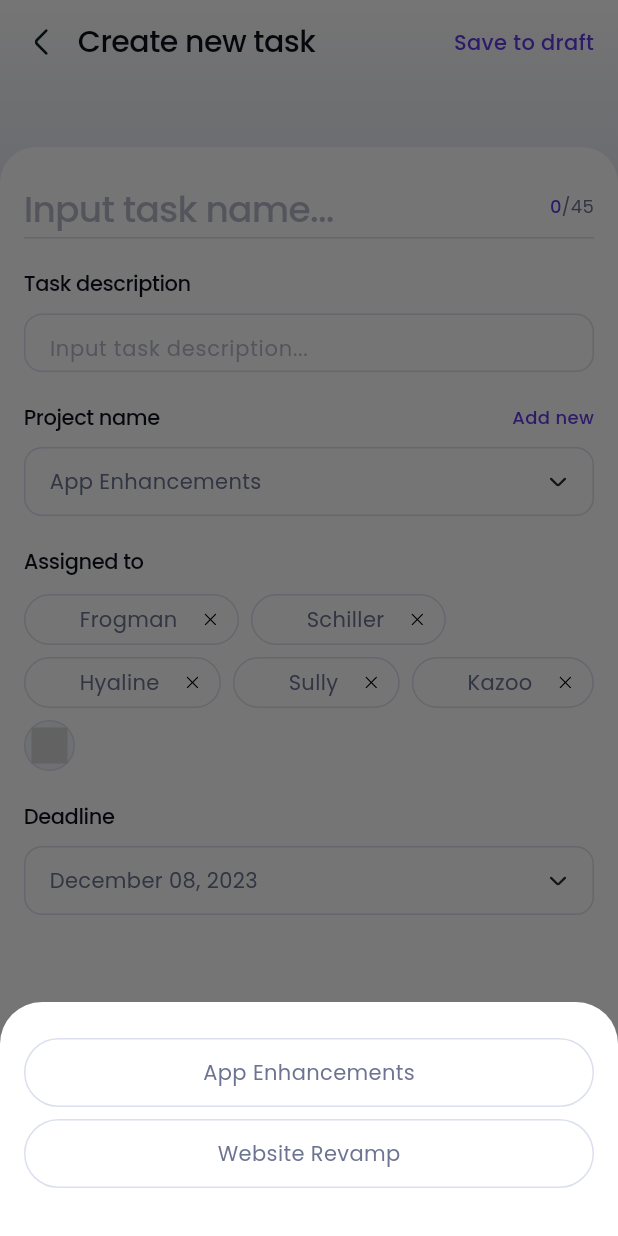
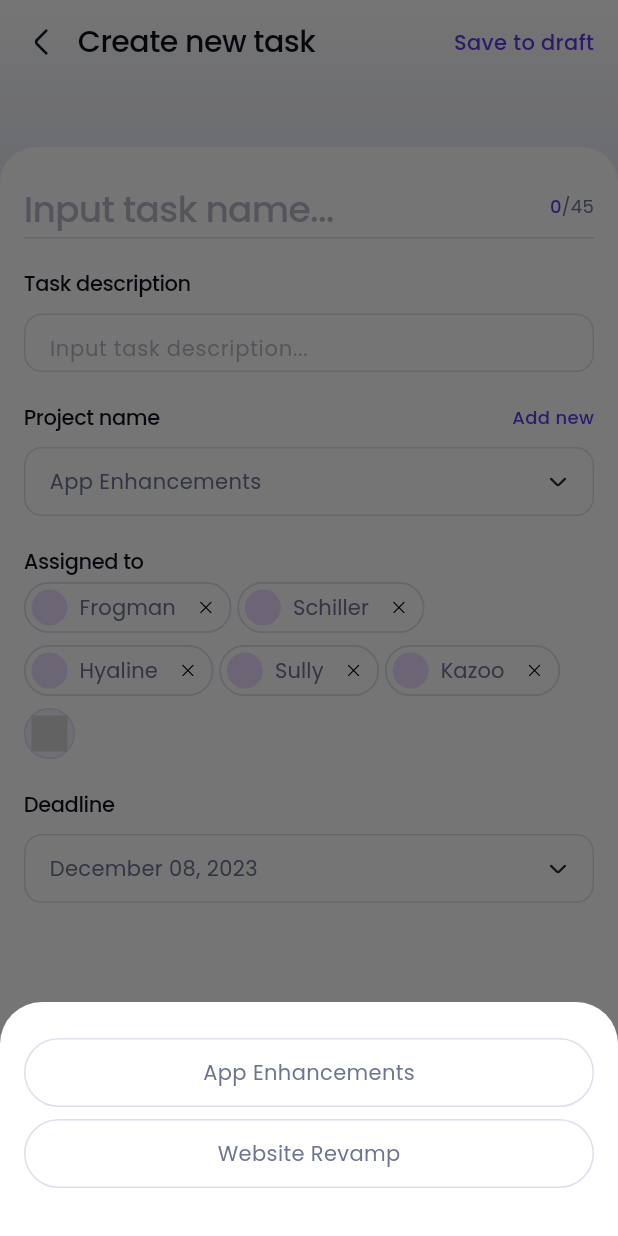
Before and after one commit to phamvanducdev/TaskManagement, a Flutter app: the CreateTaskScreen screen opened by its route, after a tap on "App Enhancements", on a phone screen of 412 x 824 dp. Run offline on Flutter 3.47's test engine with Material 2 defaults, Android fonts, the phone set to English and light mode, and no system bars; drawn by our look-alikes of keyboard_dismisser; our stand-ins replace flutter_hooks, flutter_svg, get_it, go_router, rxdart; network calls fail.

Commit message:
Refactor code

```diff
--- a/lib/domains/data_sources/project_data_source.dart
+++ b/lib/domains/data_sources/project_data_source.dart
@@ -12,12 +12,10 @@ final List<Project> mockProjects = [
 ];
 
 abstract class ProjectDataSource {
-  List<Project> projects();
+  List<Project> getProjects();
 }
 
 class ProjectDataSourceImpl extends ProjectDataSource {
   @override
-  List<Project> projects() {
-    return mockProjects;
-  }
+  List<Project> getProjects() => List.from(mockProjects);
 }
--- a/lib/domains/data_sources/user_data_source.dart
+++ b/lib/domains/data_sources/user_data_source.dart
@@ -29,12 +29,10 @@ final List<User> mockUsers = [
 ];
 
 abstract class UserDataSource {
-  List<User> users();
+  List<User> getUsers();
 }
 
 class UserDataSourceImpl extends UserDataSource {
   @override
-  List<User> users() {
-    return mockUsers;
-  }
+  List<User> getUsers() => List.from(mockUsers);
 }
--- a/lib/domains/repositories/project_repository.dart
+++ b/lib/domains/repositories/project_repository.dart
@@ -11,6 +11,6 @@ class ProjectRepositoryImpl extends ProjectRepository {
 
   @override
   Future<List<Project>> fetchProjects() async {
-    return projectDataSource.projects();
+    return projectDataSource.getProjects();
   }
 }
--- a/lib/domains/repositories/user_repository.dart
+++ b/lib/domains/repositories/user_repository.dart
@@ -11,6 +11,6 @@ class UserRepositoryImpl extends UserRepository {
 
   @override
   Future<List<User>> fetchUsers() async {
-    return userDataSource.users();
+    return userDataSource.getUsers();
   }
 }
--- a/lib/get_it/get_it_register.dart
+++ b/lib/get_it/get_it_register.dart
@@ -1,6 +1,5 @@
 import 'package:task_management/get_it/get_it_register_data_source.dart';
 import 'package:task_management/get_it/get_it_register_repository.dart';
-import 'package:task_management/get_it/get_it_register_view_model.dart';
 
 abstract class IGetItRegister {
   void register();
@@ -10,6 +9,5 @@ class GetItRegister {
   static register() {
     DataSourceRegister().register();
     RepositoryRegister().register();
-    ViewModelRegister().register();
   }
 }
--- a/lib/views/create_task/create_task_screen.dart
+++ b/lib/views/create_task/create_task_screen.dart
@@ -1,5 +1,4 @@
 import 'package:flutter/material.dart';
-import 'package:get_it/get_it.dart';
 import 'package:go_router/go_router.dart';
 import 'package:keyboard_dismisser/keyboard_dismisser.dart';
 import 'package:task_management/share/widgets/global_loading.dart';
@@ -20,7 +19,7 @@ class CreateTaskScreen extends StatefulWidget {
 }
 
 class _CreateTaskScreenState extends State<CreateTaskScreen> {
-  CreateTaskViewModel viewModel = GetIt.instance<CreateTaskViewModel>();
+  CreateTaskViewModel viewModel = CreateTaskViewModel();
 
   TextEditingController? _inputNameController;
   TextEditingController? _inputDescriptionController;
@@ -30,8 +29,8 @@ class _CreateTaskScreenState extends State<CreateTaskScreen> {
     super.initState();
     _inputNameController = TextEditingController();
     _inputDescriptionController = TextEditingController();
+
     viewModel.initialized();
-
     viewModel.streamCreateTaskState.listen((event) {
       switch (event) {
         case CreateTaskState.creating:
--- a/lib/views/create_task/create_task_view_model.dart
+++ b/lib/views/create_task/create_task_view_model.dart
@@ -41,6 +41,7 @@ class CreateTaskViewModel {
   final BehaviorSubject<DateTime> _streamDeadline =
       BehaviorSubject.seeded(DateTime.now());
   Stream<DateTime> get streamDeadline => _streamDeadline.stream;
+  DateTime get deadline => _streamDeadline.value;
 
   final BehaviorSubject<bool> _streamValidation = BehaviorSubject();
   Stream<bool> get streamValidation => _streamValidation.stream;
@@ -91,7 +92,9 @@ class CreateTaskViewModel {
 
   onValidate() {
     _streamValidation.add(
-      _streamTaskName.value.isNotEmpty &&
+      _streamTaskName.hasValue &&
+          _streamTaskName.value.isNotEmpty &&
+          _streamTaskDescription.hasValue &&
           _streamTaskDescription.value.isNotEmpty &&
           _streamProject.value != null &&
           _streamUsersAssign.value.isNotEmpty,
--- a/lib/views/create_task/widgets/input_assigned_to.dart
+++ b/lib/views/create_task/widgets/input_assigned_to.dart
@@ -3,7 +3,6 @@ import 'package:flutter_svg/flutter_svg.dart';
 import 'package:task_management/domains/models/user.dart';
 import 'package:task_management/theme/app_theme.dart';
 import 'package:task_management/views/create_task/create_task_view_model.dart';
-import 'package:task_management/views/create_task/widgets/input_assigned_to_item.dart';
 
 class InputAssignedToWidget extends StatelessWidget {
   final CreateTaskViewModel viewModel;
@@ -28,27 +27,45 @@ class InputAssignedToWidget extends StatelessWidget {
               letterSpacing: -0.28,
             ),
           ),
-          const SizedBox(height: 12),
+          const SizedBox(height: 4),
           StreamBuilder<List<User>>(
             stream: viewModel.streamUsersAssign,
             builder: (context, snapshot) {
               List<User> users = snapshot.data ?? [];
               return Wrap(
-                spacing: 8,
+                spacing: 4,
                 runSpacing: 8,
                 children: [
                   ...users
                       .map(
-                        (user) => InputAssignedToItemWidget(
-                          user: user,
-                          onRemove: () {
+                        (user) => Chip(
+                          backgroundColor: Colors.white,
+                          shape: RoundedRectangleBorder(
+                            side: const BorderSide(
+                              width: 1,
+                              color: Color(0xFFDCE0EE),
+                            ),
+                            borderRadius: BorderRadius.circular(24),
+                          ),
+                          padding: const EdgeInsets.fromLTRB(4, 4, 4, 4),
+                          materialTapTargetSize:
+                              MaterialTapTargetSize.shrinkWrap,
+                          avatar: CircleAvatar(
+                            backgroundImage: NetworkImage(user.avatar),
+                          ),
+                          label: Text(user.name),
+                          labelStyle: appTheme.textTheme.bodyLarge,
+                          deleteIcon: SvgPicture.asset(
+                            'assets/images/ic_remove.svg',
+                          ),
+                          onDeleted: () {
                             viewModel.onRemoveUserAssign(user);
                           },
                         ),
                       )
                       .toList(),
                   Container(
-                    padding: const EdgeInsets.all(4),
+                    padding: const EdgeInsets.fromLTRB(4, 4, 4, 4),
                     decoration: ShapeDecoration(
                       color: const Color(0xFFF3F5FA),
                       shape: RoundedRectangleBorder(
@@ -56,7 +73,7 @@ class InputAssignedToWidget extends StatelessWidget {
                           width: 1,
                           color: Color(0xFFDCE0EE),
                         ),
-                        borderRadius: BorderRadius.circular(38),
+                        borderRadius: BorderRadius.circular(24),
                       ),
                     ),
                     child: SvgPicture.asset(
--- a/lib/views/create_task/widgets/input_assigned_to_item.dart
+++ /dev/null
@@ -1,55 +0,0 @@
-import 'package:flutter/material.dart';
-import 'package:flutter_svg/flutter_svg.dart';
-import 'package:task_management/domains/models/user.dart';
-import 'package:task_management/theme/app_theme.dart';
-
-class InputAssignedToItemWidget extends StatelessWidget {
-  final User user;
-  final Function() onRemove;
-
-  const InputAssignedToItemWidget({
-    super.key,
-    required this.user,
-    required this.onRemove,
-  });
-
-  @override
-  Widget build(BuildContext context) {
-    return Container(
-      padding: const EdgeInsets.fromLTRB(4, 4, 12, 4),
-      decoration: ShapeDecoration(
-        color: Colors.white,
-        shape: RoundedRectangleBorder(
-          side: const BorderSide(width: 1, color: Color(0xFFDCE0EE)),
-          borderRadius: BorderRadius.circular(38),
-        ),
-      ),
-      child: Wrap(
-        crossAxisAlignment: WrapCrossAlignment.center,
-        children: [
-          Container(
-            width: 24,
-            height: 24,
-            decoration: ShapeDecoration(
-              image: DecorationImage(
-                image: NetworkImage(user.avatar),
-                fit: BoxFit.fill,
-              ),
-              shape: const OvalBorder(),
-            ),
-          ),
-          const SizedBox(width: 8),
-          Text(
-            user.name,
-            style: appTheme.textTheme.bodyLarge,
-          ),
-          const SizedBox(width: 16),
-          InkWell(
-            onTap: onRemove,
-            child: SvgPicture.asset('assets/images/ic_remove.svg'),
-          ),
-        ],
-      ),
-    );
-  }
-}
--- a/lib/views/home_screen/home_page/home_page.dart
+++ b/lib/views/home_screen/home_page/home_page.dart
@@ -1,7 +1,6 @@
 // ignore_for_file: prefer_const_constructors, prefer_const_literals_to_create_immutables
 
 import 'package:flutter/material.dart';
-import 'package:get_it/get_it.dart';
 import 'package:task_management/views/home_screen/home_page/home_page_view_model.dart';
 import 'package:task_management/views/home_screen/home_page/widgets/app_bar.dart';
 import 'package:task_management/views/home_screen/home_page/widgets/summary.dart';
@@ -15,7 +14,7 @@ class HomePage extends StatefulWidget {
 }
 
 class _HomePageState extends State<HomePage> {
-  final HomePageViewModel viewModel = GetIt.instance<HomePageViewModel>();
+  HomePageViewModel viewModel = HomePageViewModel();
 
   @override
   void initState() {
--- a/lib/views/home_screen/home_page/widgets/app_bar.dart
+++ b/lib/views/home_screen/home_page/widgets/app_bar.dart
@@ -1,5 +1,6 @@
 import 'package:flutter/material.dart';
 import 'package:flutter_svg/flutter_svg.dart';
+import 'package:intl/intl.dart';
 import 'package:task_management/theme/app_theme.dart';
 
 class AppBarWidget extends StatelessWidget implements PreferredSizeWidget {
@@ -26,7 +27,7 @@ class AppBarWidget extends StatelessWidget implements PreferredSizeWidget {
                 style: appTheme.textTheme.bodyLarge,
               ),
               Text(
-                '21 Sept, 2023',
+                DateFormat('dd MMM, yyyy').format(DateTime.now()),
                 style: appTheme.textTheme.titleLarge,
               ),
             ],
```
Also changed, not shown: lib/domains/data_sources/task_data_sources.dart (+7 -3 lines), lib/domains/repositories/task_repository.dart (+4 -5 lines), lib/get_it/get_it_register_data_source.dart (+9 -3 lines), lib/get_it/get_it_register_repository.dart (+9 -3 lines), lib/get_it/get_it_register_view_model.dart (deleted, +0 -22 lines), lib/views/create_task/widgets/input_deadline.dart (+9 -5 lines).
